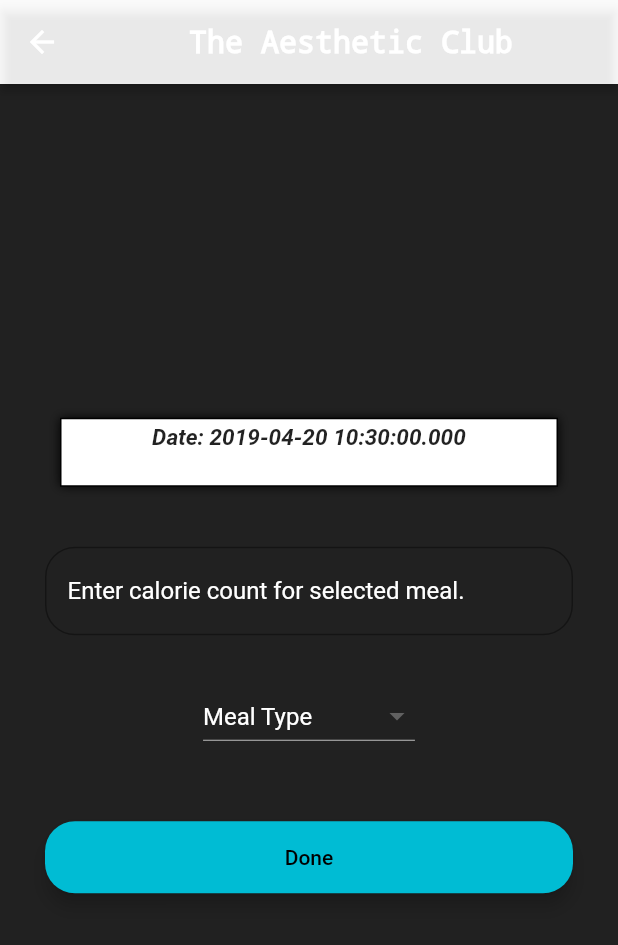
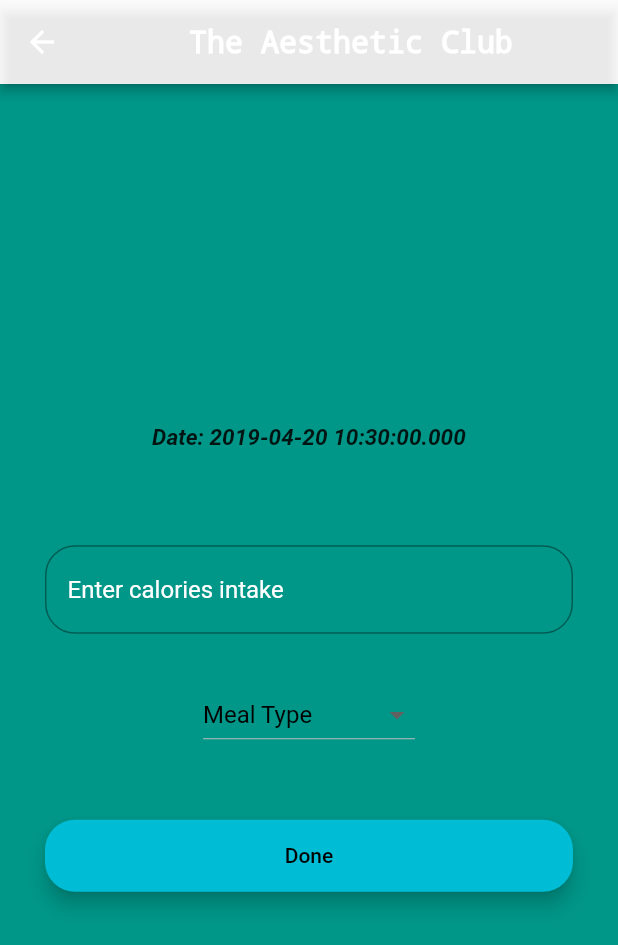
Before and after one commit to HassanAfzal123/FlutterFitnessApp, a Flutter app: the CalorieIntake screen opened directly with empty values, on a phone screen of 412 x 824 dp. Shown: the top 945 px of the screen. Run offline on Flutter 3.47's test engine with Material 2 defaults, Android fonts, the light colour scheme and no system bars.

Commit message:
calories work done

```diff
--- a/lib/DailyCaloriesIntake.dart
+++ b/lib/DailyCaloriesIntake.dart
@@ -1,6 +1,6 @@
 import 'dart:ui';
 
-import 'Profile.dart';
+import 'Home.dart';
 import 'ServerResponse.dart';
 import 'package:flutter/material.dart';
 import 'package:flutter/src/widgets/framework.dart';
@@ -53,11 +53,10 @@ class _CalorieIntakeState extends State<CalorieIntake>
     });
     String calorieIntake = _calorieIntakeController.text;
     String mealCategory = _intakeMealCategory;
-
-    Map data = {"calorieIntake": calorieIntake, "mealCategory": mealCategory, "userID":widget.serverResponse.userId, "token":widget.serverResponse.token};
+    Map data = {"calorieIntake": calorieIntake, "mealCategory": mealCategory, "userId":widget.serverResponse.userId};
     await http
         .post(
-            "https://us-central1-firestoredemo-bd9a8.cloudfunctions.net/calorieIntake",
+            "https://us-central1-firestoredemo-bd9a8.cloudfunctions.net/setCalorieIntake",
             headers: {
               'Content-type': 'application/x-www-form-urlencoded',
               'Accept': 'application/json'
@@ -69,11 +68,12 @@ class _CalorieIntakeState extends State<CalorieIntake>
             widget.loading = false;
           });
       Post serverResponse = Post.fromJson(json.decode(response.body));
+      print(serverResponse.status);
       if (serverResponse.status == 200) {
         setState(() {
             Navigator.push(context, new MaterialPageRoute(
                 builder: (BuildContext context) =>
-                  Profile(serverResponse: widget.serverResponse)
+                  Home(serverResponse: widget.serverResponse)
             ));
           });
       } else {
@@ -81,7 +81,7 @@ class _CalorieIntakeState extends State<CalorieIntake>
             context: context,
             child: new AlertDialog(
               title: new Text("Update calorie count.."),
-              content: new Text(serverResponse.message),
+              content: new Text("Errorr"),
             ));
       }
     });
@@ -97,15 +97,6 @@ class _CalorieIntakeState extends State<CalorieIntake>
           new Container(
               margin: const EdgeInsets.all(10.0),
               padding: const EdgeInsets.all(3.0),
-              decoration: new BoxDecoration(
-                  border: new Border.all(color: Colors.black),
-                  color: Colors.white,
-                  boxShadow: [
-                    BoxShadow(
-                      color: Colors.black,
-                      blurRadius: 5.0,
-                    ),
-                  ]),
               child: new Column(
                   crossAxisAlignment: CrossAxisAlignment.center,
                   children: [
@@ -127,26 +118,24 @@ class _CalorieIntakeState extends State<CalorieIntake>
           primaryColorDark: Colors.white,
           hintColor: Colors.white,
         ),
-        child: Opacity(
-            opacity: widget.loading == true ? 0.2 : 1,
         child: TextFormField(
           style: new TextStyle(color: Colors.white),
           controller: _calorieIntakeController,
+          keyboardType: TextInputType.number,
           autofocus: false,
-              obscureText: true,
           decoration: InputDecoration(
-                  hintText: "Enter calorie count for selected meal.",
+              hintText: "Enter calories intake",
               contentPadding: EdgeInsets.fromLTRB(15.0, 20.0, 15.0, 20.0),
               border: OutlineInputBorder(
                   borderRadius: BorderRadius.circular(20.0))),
-            )));
+        ));
     final intakeTimeCategory = Opacity(
         opacity: widget.loading == true ? 0.2 : 1,
         child: new Center(
           child: DropdownButton(
             hint: Text(
               'Meal Type',
-              style: TextStyle(color: Colors.white),
+              style: TextStyle(color: Colors.black),
             ), // Not necessary for Option 1
             value: _intakeMealCategory,
             onChanged: (newValue) {
@@ -209,7 +198,7 @@ class _CalorieIntakeState extends State<CalorieIntake>
         body: new Stack(children: <Widget>[
           Container(
             decoration: new BoxDecoration(
-              color: Colors.black87,
+              color: Colors.teal,
             ),
           ),
           new Center(
--- a/lib/LoginPage.dart
+++ b/lib/LoginPage.dart
@@ -53,7 +53,6 @@ class _LoginPageState extends State<Login> with TickerProviderStateMixin{
             widget.loading = false;
           });
       Post serverResponse = Post.fromJson(json.decode(response.body));
-      print(serverResponse.message);
       if (serverResponse.status == 200) {
         if(serverResponse.info == true) {
           setState(() {
--- a/lib/ServerResponse.dart
+++ b/lib/ServerResponse.dart
@@ -7,6 +7,6 @@ class Post {
   Post({this.status, this.message, this.userId, this.token,this.info});
 
   factory Post.fromJson(Map<String, dynamic> json) {
-    return Post(status: json['status'], userId: json['message']['uid'],token: json['message']['token'], message: json['message']['message'], info: json['message']['info']);
+    return Post(status: json['status'], userId: json['message']['userId'],token: json['message']['token'], message: json['message']['message'], info: json['message']['info']);
   }
 }
--- a/lib/userForm.dart
+++ b/lib/userForm.dart
@@ -81,7 +81,7 @@ class _userFormState extends State<userForm> with TickerProviderStateMixin{
             context: context,
             child: new AlertDialog(
               title: new Text("Infomation Error"),
-              content: new Text(getResponse.message),
+              content: new Text("Error"),
             ));
 
       }
```
Also changed, not shown: lib/Home.dart (+44 -43 lines). Lines whose indentation alone changed are shown as unchanged.
